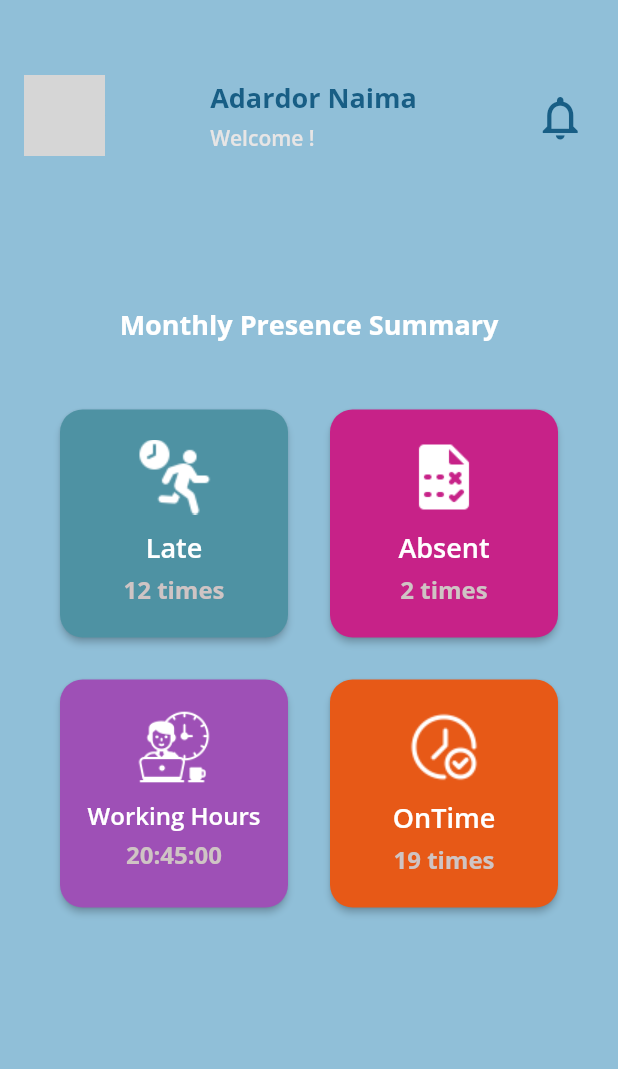
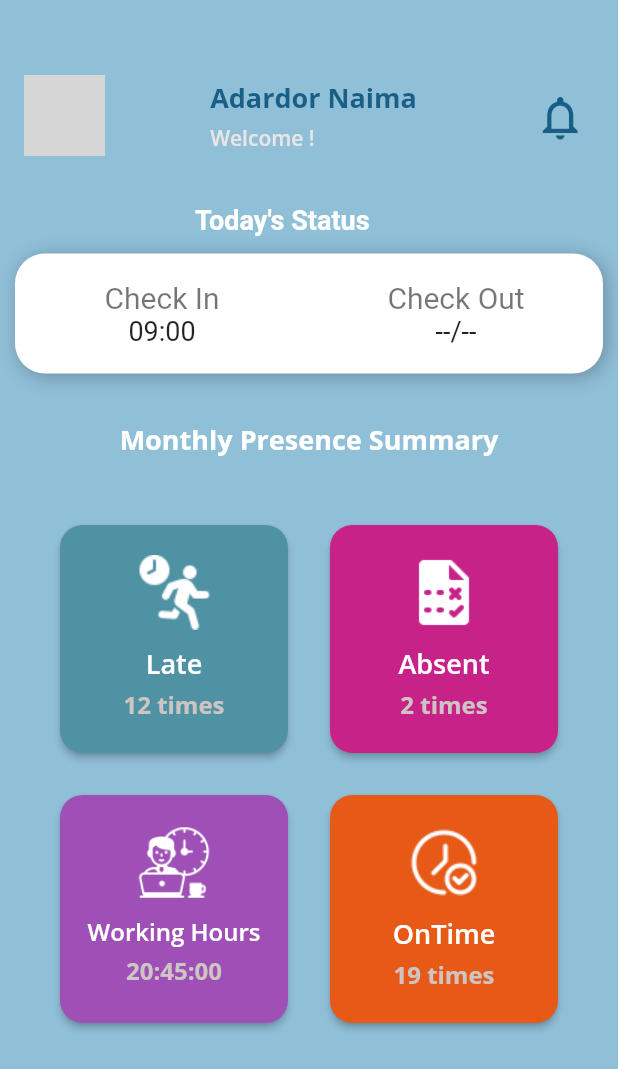
Before and after one commit to naima-adardor/AttendMe, a Flutter app: the HomeScreen screen opened directly, on a phone screen of 412 x 824 dp. Shown: the top 1069 px of the screen. Run offline on Flutter 3.47's test engine with Material 2 defaults, Android fonts, the phone set to English and light mode, and no system bars; our stand-ins replace fluentui_icons, gap, google_fonts, introduction_screen, shared_preferences; accounts and stored records are empty; Roboto replaces fonts that are missing (NexaBold, NexaRegular); grey boxes are pictures that could not be loaded.

Commit message:
some changes in homePage UI

```diff
--- a/lib/Screens/home_page.dart
+++ b/lib/Screens/home_page.dart
@@ -18,7 +18,8 @@ class _HomeScreenState extends State<HomeScreen> {
 
 
       backgroundColor: const Color.fromARGB(255, 144, 191, 216),
-      body: Column(
+      body:SingleChildScrollView(
+        child:Column(
         children: <Widget>[
           SizedBox(
             height: 50,
@@ -86,9 +87,90 @@ class _HomeScreenState extends State<HomeScreen> {
               ],
             ),
           ),
-          SizedBox(
-            height: 100,
-          ),
+          Container(
+              alignment: Alignment.centerLeft,
+              margin: const EdgeInsets.only(top: 32,left:130),
+              child: Text(
+                "Today's Status",
+
+                style: TextStyle(
+                  fontFamily: "NexaBold",
+                  fontSize: 18,
+                color: Colors.white,
+                  fontWeight: FontWeight.bold,
+
+
+                ),
+
+              ),
+            ),
+            Container(
+              margin: const EdgeInsets.only(top: 12, bottom: 32,left: 10,right: 10),
+              height: 80,
+              decoration: const BoxDecoration(
+                color: Colors.white,
+                boxShadow: [
+                  BoxShadow(
+                    color: Colors.black26,
+                    blurRadius: 10,
+                    offset: Offset(2, 2),
+                  ),
+                ],
+                borderRadius: BorderRadius.all(Radius.circular(20)),
+              ),
+              child: Row(
+                mainAxisAlignment: MainAxisAlignment.center,
+                crossAxisAlignment: CrossAxisAlignment.center,
+                children: [
+                  Expanded(
+                    child: Column(
+                      mainAxisAlignment: MainAxisAlignment.center,
+                      crossAxisAlignment: CrossAxisAlignment.center,
+                      children: [
+                        Text(
+                          "Check In",
+                          style: TextStyle(
+                            fontFamily: "NexaRegular",
+                            fontSize: 20,
+                            color: Colors.black54,
+                          ),
+                        ),
+                        Text(
+                          "09:00",
+                          style: TextStyle(
+                            fontFamily: "NexaBold",
+                            fontSize:  18,
+                          ),
+                        ),
+                      ],
+                    ),
+                  ),
+                  Expanded(
+                    child: Column(
+                      mainAxisAlignment: MainAxisAlignment.center,
+                      crossAxisAlignment: CrossAxisAlignment.center,
+                      children: [
+                        Text(
+                          "Check Out",
+                          style: TextStyle(
+                            fontFamily: "NexaRegular",
+                            fontSize: 20,
+                            color: Colors.black54,
+                          ),
+                        ),
+                        Text(
+                          "--/--",
+                          style: TextStyle(
+                            fontFamily: "NexaBold",
+                            fontSize:  18,
+                          ),
+                        ),
+                      ],
+                    ),
+                  ),
+                ],
+              ),
+            ),
 
                     Text(
                       "Monthly Presence Summary",
@@ -354,7 +436,8 @@ class _HomeScreenState extends State<HomeScreen> {
 
         ],
 
-      ),
+      ),)
+
     );
   }
 }
```
